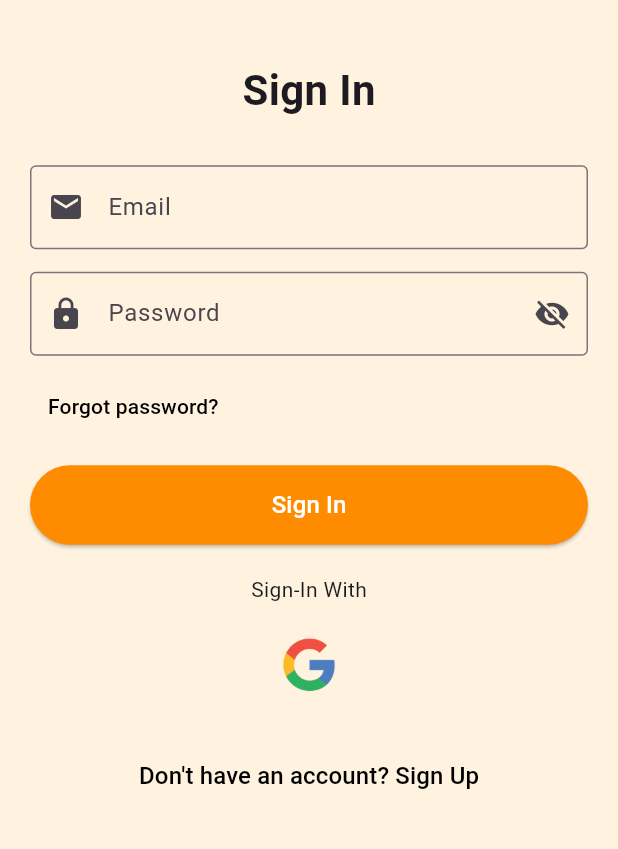
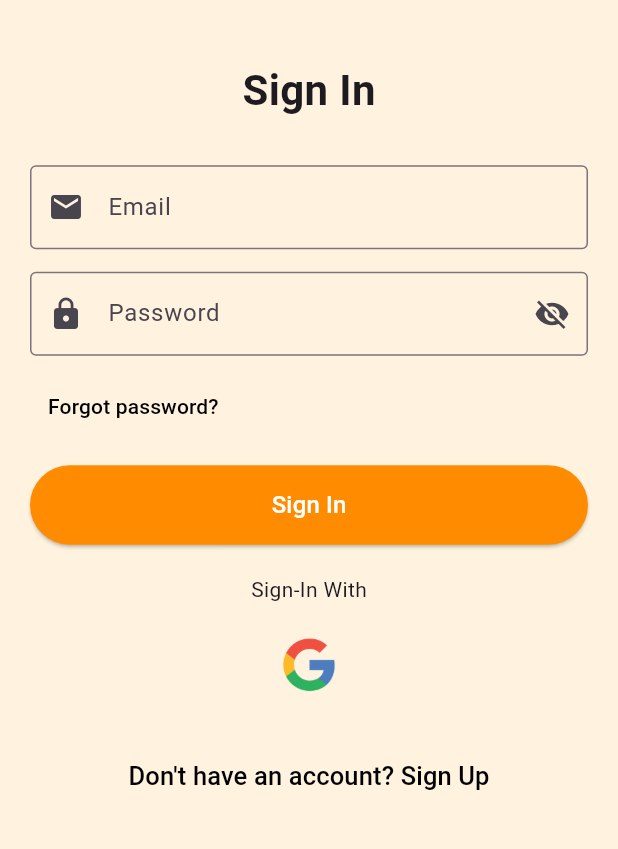
Before and after one commit to IbrahimAlBatrawshy/Hidden-Treasures, a Flutter app: the LoginScreen screen opened directly, on a phone screen of 412 x 824 dp, the part 287-1136 px from its top. Run offline on Flutter 3.47's test engine with Material 3 defaults, Android fonts, the phone set to English and light mode, and no system bars; our stand-ins replace awesome_dialog, circle_nav_bar, equatable, firebase_auth, firebase_core, flutter_bloc and 8 more; missing offline and left inert: flutter_facebook_auth; accounts and stored records are empty; network calls fail.

Commit message:
google sign in testing 22

```diff
--- a/lib/screens/login_screen.dart
+++ b/lib/screens/login_screen.dart
@@ -262,7 +262,7 @@ class _LoginScreenState extends State<LoginScreen> {
                               signInWithGoogle();
                               ScaffoldMessenger.of(context).showSnackBar(
                                 const SnackBar(
-                                  content: Text('Signing in with Google...'),
+                                  content: Text('Signing in with Google......'),
                                 ),
                               );
                             },
@@ -294,7 +294,7 @@ class _LoginScreenState extends State<LoginScreen> {
                         },
                         child: const Text(
                           "Don't have an account? Sign Up",
-                          style: TextStyle(color: Colors.black, fontSize: 16),
+                          style: TextStyle(color: Colors.black, fontSize: 17),
                         ),
                       ),
                     ],
```
